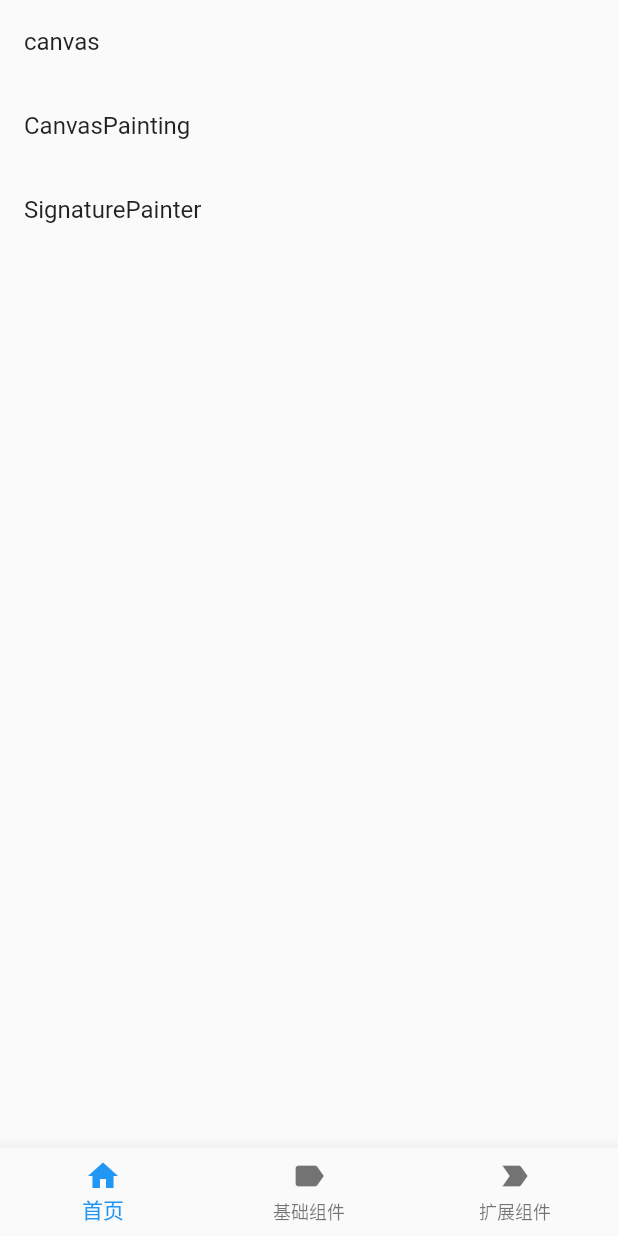
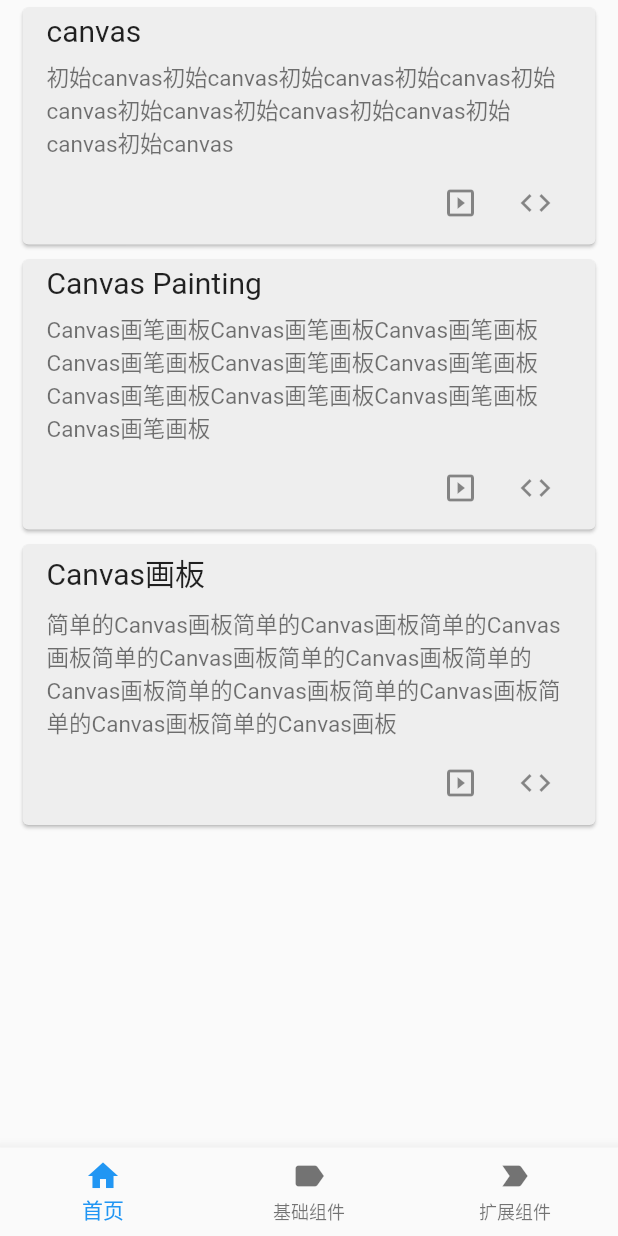
Before and after one commit to davidfang/flutter_demo, a Flutter app: the screen it shows after launch, swiped to page 2, on a phone screen of 412 x 824 dp. Run offline on Flutter 3.47's test engine with Material 2 defaults, Android fonts, the phone set to English and light mode, and no system bars; our stand-ins replace image_gallery_saver, permission_handler.

Commit message:
美化基础组件列表显示

```diff
--- a/lib/page/basic_components.dart
+++ b/lib/page/basic_components.dart
@@ -17,18 +17,78 @@ class _BasicComponentsState extends State<BasicComponents> {
     return Container(
         child: ListView(
       children: [
-        ListTile(title: Text('canvas'), onTap: () => _onTap(CanvasTest())),
-        ListTile(
-            title: Text('CanvasPainting'),
-            onTap: () => _onTap(CanvasPainting())),
-            ListTile(title: Text('SignaturePainter'), onTap: () => _onTap(Signature())),
+        _listItem(
+            title: 'canvas',
+            subtitle: '初始canvas',
+            description: '简单的canvas Demo',
+            routeWidget: CanvasTest()),
+        _listItem(
+            title: 'Canvas Painting',
+            subtitle: 'Canvas画笔画板',
+            description: '可以设置画笔颜色、粗细、透明度等',
+            routeWidget: CanvasPainting()),
+        _listItem(
+            title: 'Canvas画板',
+            subtitle: '简单的Canvas画板',
+            description: '单纯的涂鸦板',
+            routeWidget: Signature()),
       ],
     ));
   }
 
-  _onTap(Widget canvasTest) {
-    Navigator.push(context, MaterialPageRoute(builder: (context) {
-      return canvasTest;
-    }));
+  Widget _listItem(
+      {required String title,
+      required String subtitle,
+      required String description,
+      required Widget routeWidget}) {
+    return Column(
+      children: [
+        Card(
+          margin: EdgeInsets.symmetric(vertical: 5, horizontal: 15),
+          color: Colors.grey[200],
+          child: ListTile(
+              onTap: () => Navigator.push(context,
+                      MaterialPageRoute(builder: (BuildContext context) {
+                    return routeWidget;
+                  })),
+              isThreeLine: true,
+              title: Text(title, style: TextStyle(fontSize: 20)),
+              subtitle: Column(
+                children: [
+                  Padding(
+                      padding: EdgeInsets.only(top: 8),
+                      child: Text(
+                        subtitle * 10,
+                        style: TextStyle(
+                            fontSize: 15, fontWeight: FontWeight.normal),
+                      )),
+                  SizedBox(
+                    height: 5,
+                  ),
+                  Row(mainAxisAlignment: MainAxisAlignment.end, children: [
+                    IconButton(
+                        icon: Icon(Icons.slideshow),
+                        onPressed: () => Navigator.push(context,
+                                MaterialPageRoute(
+                                    builder: (BuildContext context) {
+                              return routeWidget;
+                            }))),
+                    SizedBox(width: 2),
+                    IconButton(
+                        icon: Icon(Icons.code),
+                        onPressed: () => Navigator.push(context,
+                                MaterialPageRoute(
+                                    builder: (BuildContext context) {
+                              return routeWidget;
+                            })))
+                  ])
+                ],
+              )),
+        ),
+        // Divider(
+        //   color: Colors.blue,
+        // )
+      ],
+    );
   }
 }
```
Also changed, not shown: 3 other files.
